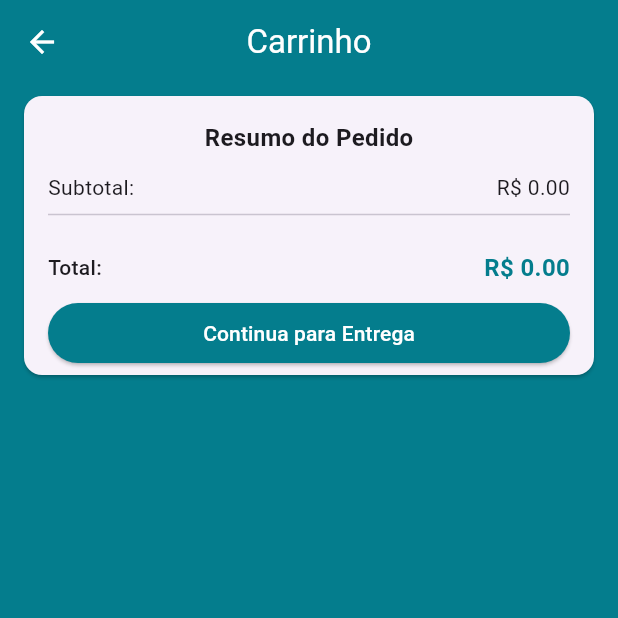
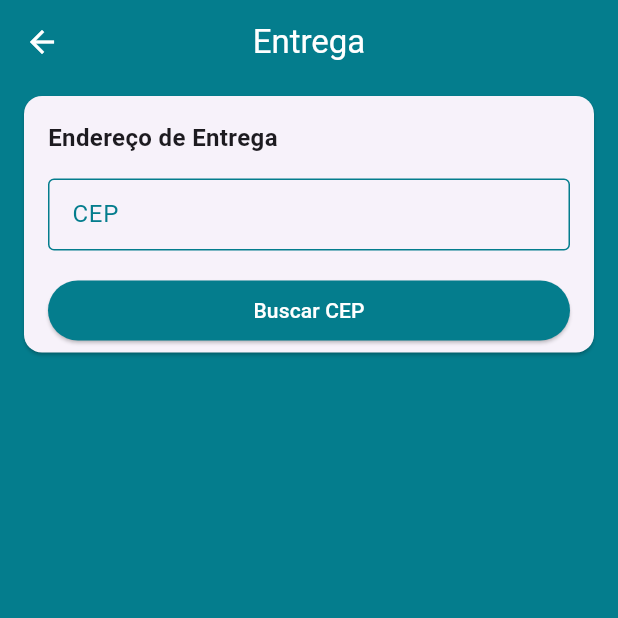
Before and after one commit to HectorCardoso53/loja_virtual_flutter, a Flutter app: the CartScreem screen opened by its route, after a tap on "Continua para Entrega", on a phone screen of 412 x 824 dp, the top half of it. Run offline on Flutter 3.47's test engine with Material 3 defaults, Android fonts, the phone set to English and light mode, and no system bars; our stand-ins replace brasil_fields, carousel_slider, cloud_firestore, dio, faker, firebase_auth and 5 more; missing offline and left inert: alphabet_list_scroll_view; accounts and stored records are empty.

Commit message:
quarto Comit

```diff
--- a/lib/main.dart
+++ b/lib/main.dart
@@ -7,12 +7,14 @@ import 'package:loja_virtual/models/home_manager.dart';
 import 'package:loja_virtual/models/product.dart';
 import 'package:loja_virtual/models/products_manager.dart';
 import 'package:loja_virtual/models/user_manager.dart';
+import 'package:loja_virtual/screens/address/address_screen.dart';
 import 'package:loja_virtual/screens/cart/cart_screem.dart';
 import 'package:loja_virtual/screens/edit_product/edit_product_screem.dart';
 import 'package:loja_virtual/screens/login/login_screen.dart';
 import 'package:loja_virtual/screens/product/product_screen.dart';
 import 'package:loja_virtual/screens/select_product/select_product_screen.dart';
 import 'package:loja_virtual/screens/signup/signup_screen.dart';
+import 'package:loja_virtual/services/cepaberto_service.dart';
 import 'package:provider/provider.dart';
 import 'screens/base/base_screen.dart';
 
@@ -20,6 +22,7 @@ void main() async {
   WidgetsFlutterBinding.ensureInitialized();
   await Firebase.initializeApp();
   runApp(MyApp());
+
 }
 
 class MyApp extends StatelessWidget {
@@ -97,6 +100,10 @@ class MyApp extends StatelessWidget {
               return MaterialPageRoute(
                 builder: (context) => SelectProductScreen(),
               );
+            case '/address':
+              return MaterialPageRoute(
+                builder: (context) => AddressScreen(),
+              );
             case '/base':
             default:
               return MaterialPageRoute(
--- a/lib/models/cart_manager.dart
+++ b/lib/models/cart_manager.dart
@@ -3,6 +3,7 @@ import 'package:flutter/cupertino.dart';
 import 'package:loja_virtual/models/product.dart';
 import 'package:loja_virtual/models/user_manager.dart';
 import 'package:loja_virtual/models/users.dart';
+import 'package:loja_virtual/services/cepaberto_service.dart';
 
 import 'cart_product.dart';
 
@@ -149,4 +150,19 @@ class CartManager extends ChangeNotifier {
     }
     return true;
   }
+
+  //ENDEREÇO
+  Future<void> getAddress(String cep)async{
+    final cepAbertoService = CepAbertoService();
+
+    try{
+      final address = await cepAbertoService.getAddressFromCep(cep);
+
+      print(address);
+
+    }catch (e){
+      print(e);
+    }
+
+  }
 }
--- /dev/null
+++ b/lib/screens/address/address_screen.dart
@@ -0,0 +1,28 @@
+import 'package:flutter/material.dart';
+
+import 'components/address_card.dart';
+
+class AddressScreen extends StatelessWidget {
+  const AddressScreen({super.key});
+
+  @override
+  Widget build(BuildContext context) {
+    return Scaffold(
+      appBar: AppBar(
+        backgroundColor: const Color.fromARGB(255, 4, 125, 141), // Cor da AppBar
+        title: const Text(
+          'Entrega',
+          style: TextStyle(
+            color: Colors.white, // Cor do texto do título
+          ),
+        ),
+        centerTitle: true,
+      ),
+      body: ListView(
+        children: [
+          AddressCard(),
+        ],
+      ),
+    );
+  }
+}
--- /dev/null
+++ b/lib/screens/address/components/address_card.dart
@@ -0,0 +1,35 @@
+import 'package:flutter/material.dart';
+
+import 'cep_input_field.dart';
+
+class AddressCard extends StatelessWidget {
+  @override
+  Widget build(BuildContext context) {
+    return Card(
+      margin: const EdgeInsets.symmetric(
+        horizontal: 16,
+        vertical: 8,
+      ),
+      child: Padding(
+        padding: const EdgeInsets.fromLTRB(16, 16, 16, 4),
+        child: Form(
+
+          child: Column(
+            crossAxisAlignment: CrossAxisAlignment.start,
+            children: [
+              Text(
+                'Endereço de Entrega',
+                style: TextStyle(
+                  fontWeight: FontWeight.w600,
+                  fontSize: 16,
+                ),
+              ),
+              SizedBox(height: 16,),
+              CepInputField(),
+            ],
+          ),
+        ),
+      ),
+    );
+  }
+}
--- /dev/null
+++ b/lib/screens/address/components/cep_input_field.dart
@@ -0,0 +1,93 @@
+import 'package:brasil_fields/brasil_fields.dart';
+import 'package:flutter/material.dart';
+import 'package:flutter/services.dart';
+import 'package:loja_virtual/models/cart_manager.dart';
+import 'package:provider/provider.dart';
+
+class CepInputField extends StatefulWidget {
+  const CepInputField({super.key});
+
+  @override
+  _CepInputFieldState createState() => _CepInputFieldState();
+}
+
+class _CepInputFieldState extends State<CepInputField> {
+  final TextEditingController cepController = TextEditingController();
+
+  @override
+  void dispose() {
+    // Certifique-se de descartar o controlador ao sair
+    cepController.dispose();
+    super.dispose();
+  }
+
+  @override
+  Widget build(BuildContext context) {
+    return Column(
+      crossAxisAlignment: CrossAxisAlignment.stretch,
+      children: [
+        TextFormField(
+          controller: cepController,
+          decoration: InputDecoration(
+            isDense: true,
+            labelText: 'CEP',
+            hintText: '68.270-000',
+            labelStyle: const TextStyle(
+              color: Color.fromARGB(255, 4, 125, 141), // Cor do label
+            ),
+            border: const OutlineInputBorder(
+              borderSide: BorderSide(
+                color: Color.fromARGB(255, 4, 125, 141), // Cor padrão da borda
+              ),
+            ),
+            enabledBorder: const OutlineInputBorder(
+              borderSide: BorderSide(
+                color: Color.fromARGB(255, 4, 125, 141), // Cor da borda quando não focado
+              ),
+            ),
+            focusedBorder: const OutlineInputBorder(
+              borderSide: BorderSide(
+                color: Color.fromARGB(255, 4, 125, 141), // Cor da borda quando focado
+              ),
+            ),
+            errorBorder: const OutlineInputBorder(
+              borderSide: BorderSide(color: Colors.red), // Cor da borda com erro
+            ),
+            focusedErrorBorder: const OutlineInputBorder(
+              borderSide: BorderSide(color: Colors.red), // Cor da borda com erro e focado
+            ),
+          ),
+          style: const TextStyle(
+            color: Color.fromARGB(255, 4, 125, 141), // Cor do texto digitado
+          ),
+          inputFormatters: [
+            FilteringTextInputFormatter.digitsOnly, // Permite apenas dígitos
+            CepInputFormatter(),
+          ],
+          keyboardType: TextInputType.number,
+          validator: (cep) {
+            if (cep!.isEmpty) return 'Campo Obrigatório';
+            else if (cep.length != 10) return 'CEP inválido';
+            return null;
+          },
+        ),
+        const SizedBox(height: 16),
+        ElevatedButton(
+          onPressed: () {
+            if (Form.of(context).validate()) {
+              context.read<CartManager>().getAddress(cepController.text);
+            }
+          },
+          style: ElevatedButton.styleFrom(
+            backgroundColor: Theme.of(context).primaryColor,
+            disabledBackgroundColor: Theme.of(context).primaryColor.withAlpha(100),
+          ),
+          child: const Text(
+            'Buscar CEP',
+            style: TextStyle(color: Colors.white),
+          ),
+        ),
+      ],
+    );
+  }
+}
--- a/lib/screens/cart/cart_screem.dart
+++ b/lib/screens/cart/cart_screem.dart
@@ -33,6 +33,7 @@ class CartScreem extends StatelessWidget {
                 onPressed: cartManager.isCartValid
                     ? () {
                   // Coloque a ação desejada aqui
+                  Navigator.of(context).pushNamed('/address');
                 }
                     : null, // Desabilita o botão quando não for válido
               ),
--- /dev/null
+++ b/lib/services/cepaberto_service.dart
@@ -0,0 +1,31 @@
+import 'dart:io';
+import 'package:dio/dio.dart';
+import 'package:loja_virtual/models/cepaberto_address.dart';
+
+const token = '16b960f5b976f515ed015efc6a5967b6';
+
+class CepAbertoService {
+
+  Future<CepAbertoAddress> getAddressFromCep(String cep) async {
+    final cleanCep = cep.replaceAll('.', '').replaceAll('-', '');
+    final endpoint = "https://www.cepaberto.com/api/v3/cep?cep=$cleanCep";
+
+    final Dio dio = Dio();
+
+    dio.options.headers[HttpHeaders.authorizationHeader] = 'Token token=$token';
+
+    try {
+      final response = await dio.get<Map<String, dynamic>?>(endpoint);
+      if (response.data == null || response.data!.isEmpty) {
+        return Future.error('CEP Inválido');
+      }
+
+      final CepAbertoAddress address = CepAbertoAddress.fromMap(response.data!);
+
+      return address;
+
+    } on DioError catch (e) {
+      return Future.error('Erro ao buscar CEP');
+    }
+  }
+}
--- a/pubspec.yaml
+++ b/pubspec.yaml
@@ -48,6 +48,8 @@ dependencies:
   image_cropper: ^8.0.2
   firebase_storage: ^12.3.0
   uuid: ^4.5.0
+  dio: ^5.7.0
+  brasil_fields: ^1.15.0
 
 dev_dependencies:
   flutter_test:
```
Also changed, not shown: lib/models/cepaberto_address.dart (added, +59 -0 lines), pubspec.lock.
